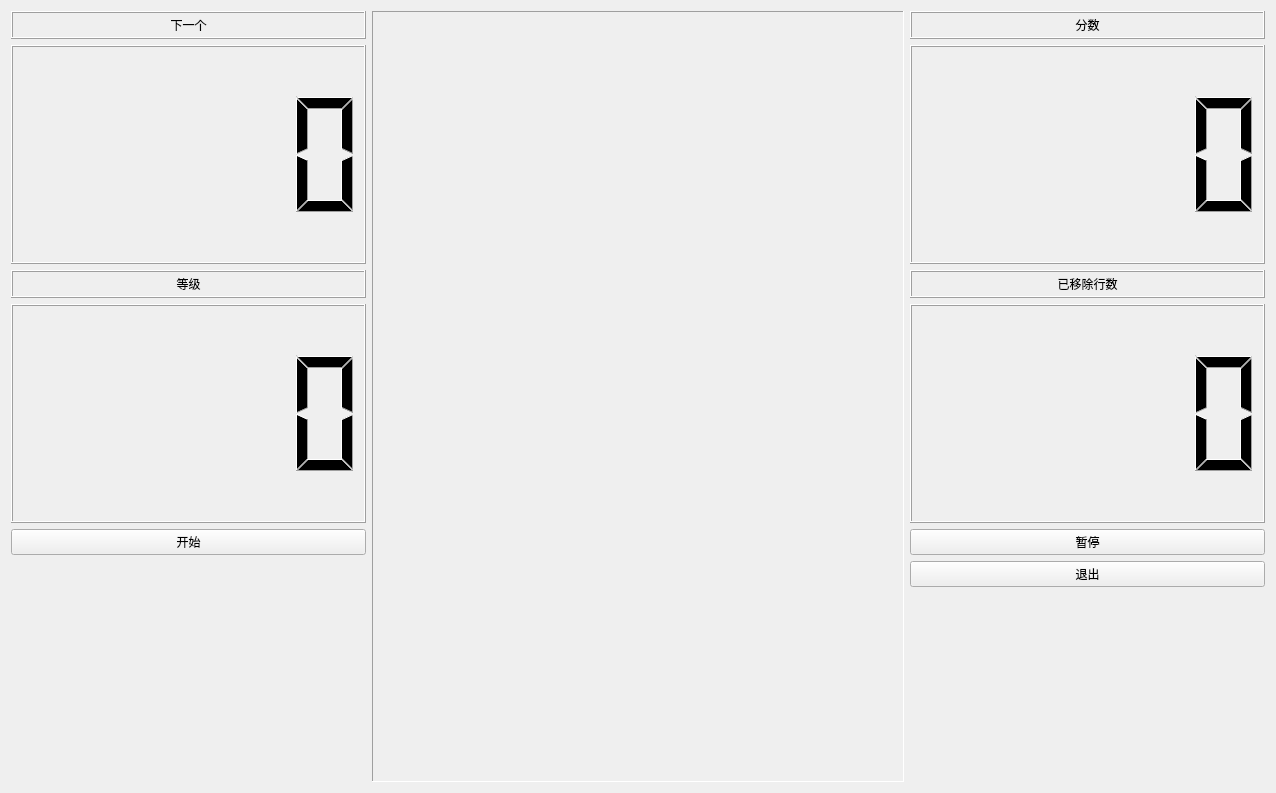
Before: the Qt Designer form tetris_game.ui in i-stu-pid/Pyside6-Tetris, drawn with Qt 5.
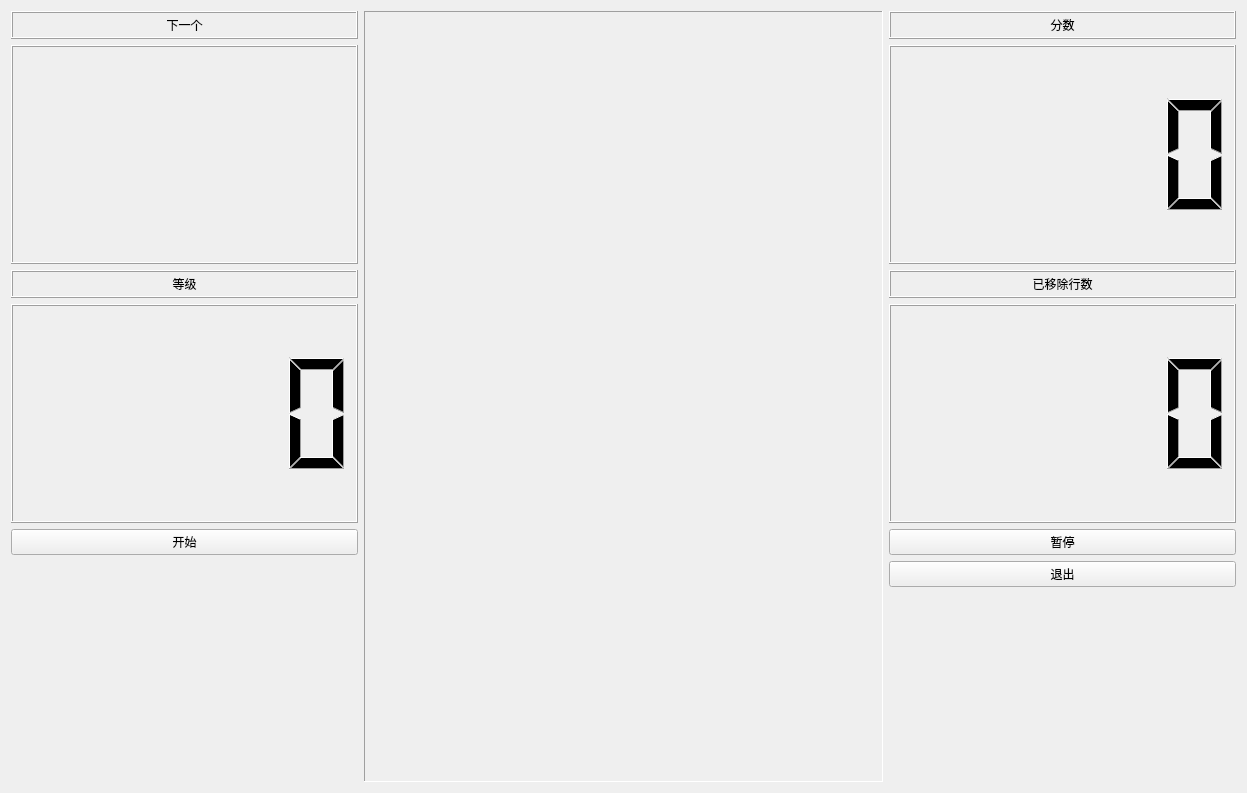
After: the same form once the commit is applied.

The edit to the form file:
```diff
--- a/tetris_game.ui
+++ b/tetris_game.ui
@@ -6,7 +6,7 @@
    <rect>
     <x>0</x>
     <y>0</y>
-    <width>1276</width>
+    <width>1247</width>
     <height>793</height>
    </rect>
   </property>
@@ -19,7 +19,7 @@
      <item>
       <layout class="QVBoxLayout" name="verticalLayout" stretch="0,1">
        <item>
-        <widget class="QLabel" name="label_next_piece">
+        <widget class="QLabel" name="label_next_piece_tip">
          <property name="frameShape">
           <enum>QFrame::Shape::Box</enum>
          </property>
@@ -38,7 +38,17 @@
         </widget>
        </item>
        <item>
-        <widget class="QLCDNumber" name="lcdNumber_next_piece"/>
+        <widget class="QLabel" name="label_next_piece">
+         <property name="frameShape">
+          <enum>QFrame::Shape::Box</enum>
+         </property>
+         <property name="frameShadow">
+          <enum>QFrame::Shadow::Raised</enum>
+         </property>
+         <property name="text">
+          <string/>
+         </property>
+        </widget>
        </item>
       </layout>
      </item>
```
Left out of the diff: 6 changed lines with no effect on the pictures.
